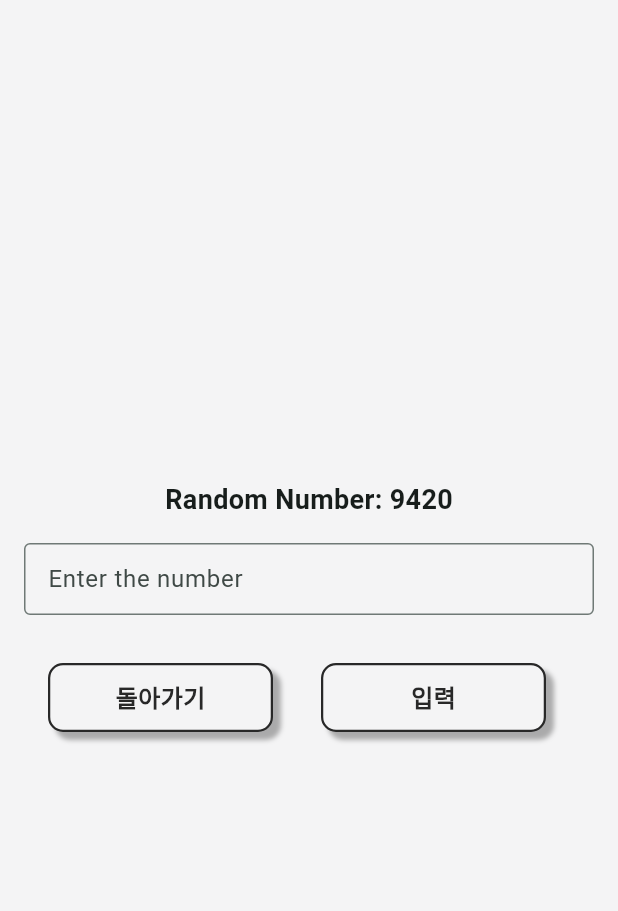
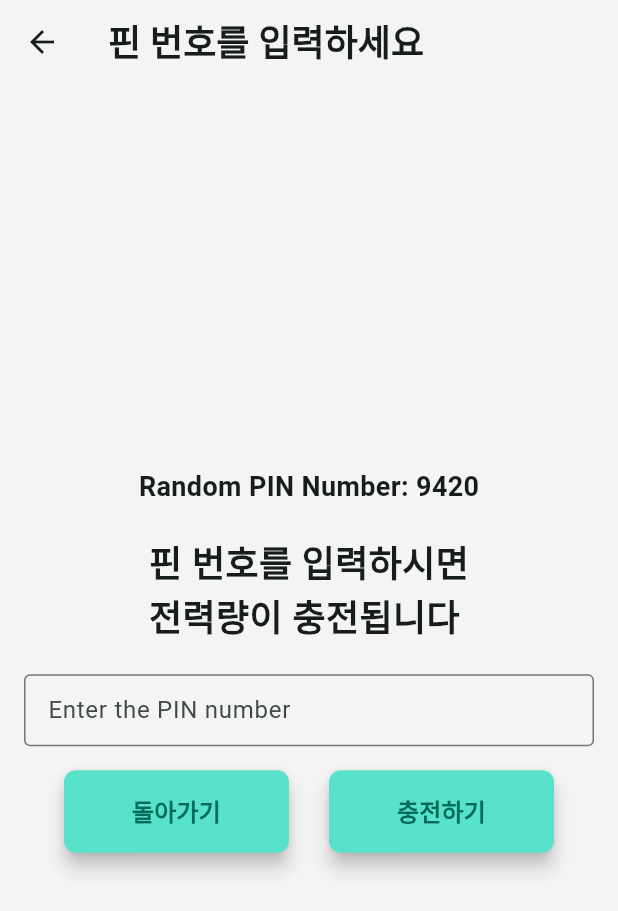
Before and after one commit to CAU-Capstone-PPL/CafePlugGuardian-WebClient, a Flutter app: the screen it shows after launch, after a tap on "Login", on a phone screen of 412 x 824 dp. Shown: the top 911 px of the screen. Run offline on Flutter 3.47's test engine with Material 2 defaults, Android fonts, the light colour scheme and no system bars; Roboto replaces fonts that are missing (Gmarket).

Commit message:
design: 핀 번호 입력 페이지 ui 변경 및 버튼 위젯화

```diff
--- a/lib/screens/login_page.dart
+++ b/lib/screens/login_page.dart
@@ -1,6 +1,7 @@
 import 'package:flutter/material.dart';
 import 'package:webclient/screens/home_screen.dart';
 import 'package:webclient/style.dart';
+import 'package:webclient/widgets/custom_button_widget.dart';
 
 class LoginScreen extends StatefulWidget {
   const LoginScreen({super.key});
@@ -56,7 +57,7 @@ class _LoginScreenState extends State<LoginScreen> {
               ),
             ),
             const SizedBox(height: 16.0),
-            Button(
+            CustomButton(
               content: 'Login',
               onPressed: () {
                 Navigator.pushNamed(context, '/pinInput');
@@ -83,32 +84,3 @@ class _LoginScreenState extends State<LoginScreen> {
     );
   }
 }
-
-class Button extends StatelessWidget {
-  final String content;
-  final void Function() onPressed;
-  const Button({
-    super.key,
-    required this.content,
-    required this.onPressed,
-  });
-
-  @override
-  Widget build(BuildContext context) {
-    return ElevatedButton(
-        onPressed: onPressed,
-        style: ElevatedButton.styleFrom(
-          backgroundColor: AppColor.main,
-          padding: const EdgeInsets.symmetric(vertical: 16.0),
-          shape: RoundedRectangleBorder(
-            borderRadius: BorderRadius.circular(8.0),
-          ),
-          elevation: 5.0,
-          minimumSize: const Size(150, 50),
-        ),
-        child: Text(
-          content,
-          style: const TextStyle(fontSize: 16, fontWeight: FontWeight.bold),
-        ));
-  }
-}
--- a/lib/screens/pin_input_screen.dart
+++ b/lib/screens/pin_input_screen.dart
@@ -1,8 +1,8 @@
 import 'dart:math';
-
 import 'package:flutter/material.dart';
 import 'package:webclient/screens/home_screen.dart';
 import 'package:webclient/style.dart';
+import 'package:webclient/widgets/custom_button_widget.dart';
 
 class PinInputScreen extends StatefulWidget {
   const PinInputScreen({super.key});
@@ -53,40 +53,51 @@ class _PinInputScreenState extends State<PinInputScreen> {
   Widget build(BuildContext context) {
     return Scaffold(
       backgroundColor: AppColor.background,
-      body: Padding(
+      appBar: AppBar(
+        backgroundColor: AppColor.background,
+        title: const HeadingText(
+          content: '핀 번호를 입력하세요',
+        ),
+      ),
+      body: Center(
+        child: Padding(
           padding: const EdgeInsets.all(16.0),
           child: Column(
             mainAxisAlignment: MainAxisAlignment.center,
             children: [
               Text(
-              'Random Number: $_testNumber',
-              style:
-                  const TextStyle(fontSize: 18.0, fontWeight: FontWeight.bold),
+                'Random PIN Number: $_testNumber',
+                style: const TextStyle(
+                    fontSize: 18.0, fontWeight: FontWeight.bold),
               ),
-            const SizedBox(height: 16.0),
+              const SizedBox(height: 20.0),
+              const HeadingText(content: '핀 번호를 입력하시면\n전력량이 충전됩니다'),
+              const SizedBox(height: 20.0),
               TextField(
                 controller: _pinNumberController,
                 keyboardType: TextInputType.number,
                 decoration: const InputDecoration(
-                labelText: 'Enter the number',
+                  labelText: 'Enter the PIN number',
                   border: OutlineInputBorder(),
                   contentPadding: EdgeInsets.all(12.0),
                 ),
               ),
               const SizedBox(height: 16.0),
               Row(
+                mainAxisAlignment: MainAxisAlignment.spaceEvenly,
                 children: [
-                Button(
+                  CustomButton(
                       content: '돌아가기',
-                    onTap: () {
+                      onPressed: () {
                         Navigator.pop(context);
                       }),
-                Button(content: '입력', onTap: _onNextPressed),
+                  CustomButton(content: '충전하기', onPressed: _onNextPressed),
                 ],
               )
             ],
           ),
         ),
+      ),
     );
   }
 }
--- /dev/null
+++ b/lib/widgets/custom_button_widget.dart
@@ -0,0 +1,31 @@
+import 'package:flutter/material.dart';
+import 'package:webclient/style.dart';
+
+class CustomButton extends StatelessWidget {
+  final String content;
+  final void Function() onPressed;
+  const CustomButton({
+    super.key,
+    required this.content,
+    required this.onPressed,
+  });
+
+  @override
+  Widget build(BuildContext context) {
+    return ElevatedButton(
+        onPressed: onPressed,
+        style: ElevatedButton.styleFrom(
+          backgroundColor: AppColor.main,
+          padding: const EdgeInsets.symmetric(vertical: 16.0),
+          shape: RoundedRectangleBorder(
+            borderRadius: BorderRadius.circular(8.0),
+          ),
+          elevation: 5.0,
+          minimumSize: const Size(150, 50),
+        ),
+        child: Text(
+          content,
+          style: const TextStyle(fontSize: 16, fontWeight: FontWeight.bold),
+        ));
+  }
+}
```
Lines whose indentation alone changed are shown as unchanged.
